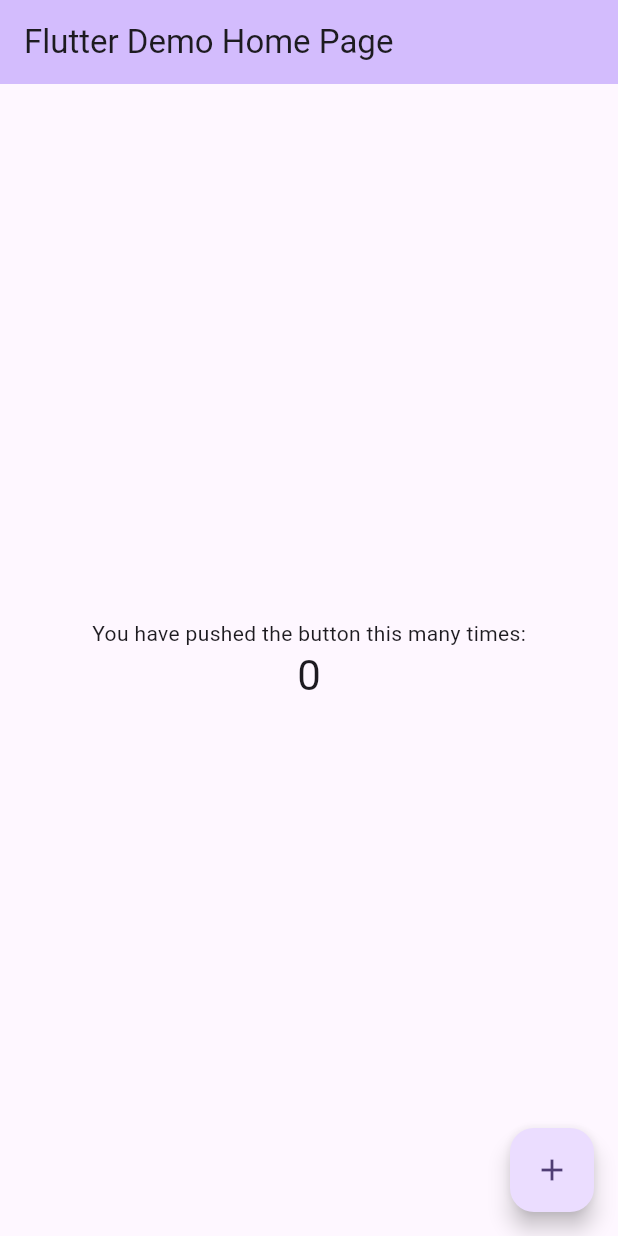
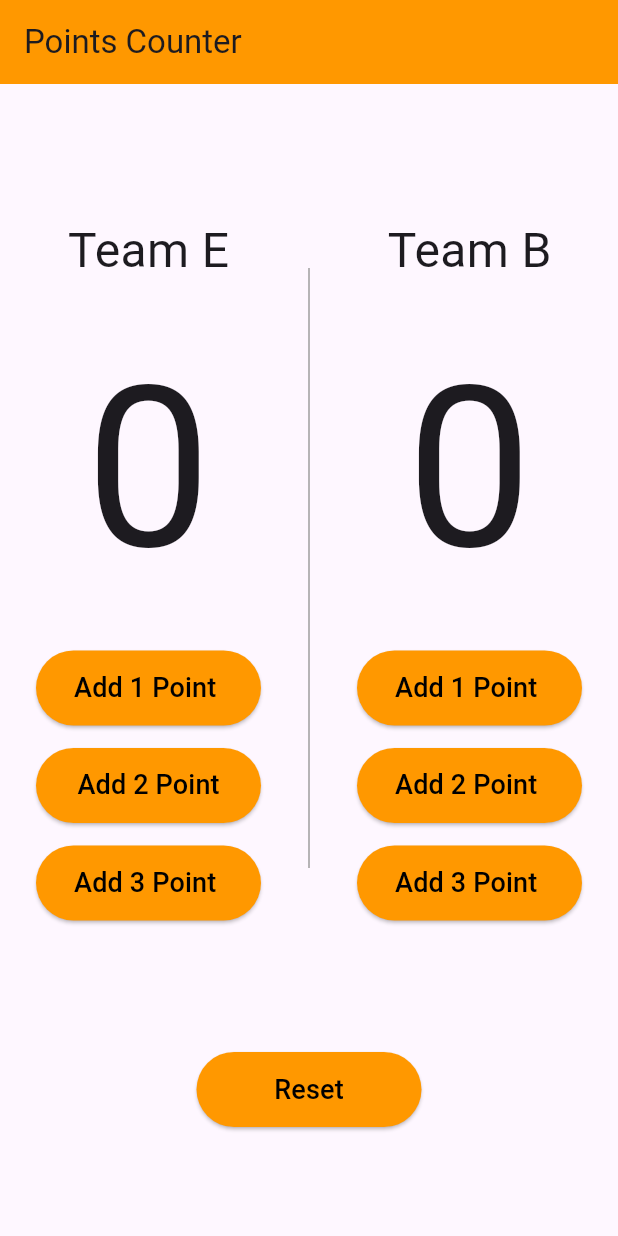
Before and after one commit to mohamedmahmoud95/basketball_counter_app_using_flutter, a Flutter app: the screen it shows after launch, on a phone screen of 412 x 824 dp. Run offline on Flutter 3.47's test engine with Material 3 defaults, Android fonts, the phone set to English and light mode, and no system bars.

Commit message:
added basic app UI component/ main screen

```diff
--- /dev/null
+++ b/lib/counter_screen.dart
@@ -0,0 +1,216 @@
+import 'package:flutter/material.dart';
+
+class PointsCounter extends StatefulWidget {
+  @override
+  State<PointsCounter> createState() => _PointsCounterState();
+}
+
+class _PointsCounterState extends State<PointsCounter> {
+  int teamAPoints = 0;
+
+  int teamBPoints = 0;
+
+  void addOnePoint() {
+    print('add one point');
+  }
+
+  @override
+  Widget build(BuildContext context) {
+    return MaterialApp(
+      debugShowCheckedModeBanner: false,
+      home: Scaffold(
+        appBar: AppBar(
+          backgroundColor: Colors.orange,
+          title: const Text('Points Counter'),
+        ),
+        body: Column(
+          mainAxisAlignment: MainAxisAlignment.spaceEvenly,
+          children: [
+            Row(
+              mainAxisAlignment: MainAxisAlignment.spaceEvenly,
+              children: [
+                Container(
+                  height: 500,
+                  child: Column(
+                    mainAxisAlignment: MainAxisAlignment.spaceEvenly,
+                    children: [
+                      const Text(
+                        'Team E',
+                        style: TextStyle(
+                          fontSize: 32,
+                        ),
+                      ),
+                      Text(
+                        '$teamAPoints',
+                        style: const TextStyle(
+                          fontSize: 150,
+                        ),
+                      ),
+                      ElevatedButton(
+                        style: ElevatedButton.styleFrom(
+                          padding: const EdgeInsets.all(8), backgroundColor: Colors.orange,
+                          minimumSize: const Size(150, 50),
+                        ),
+                        onPressed: () {
+                          setState(() {
+                            teamAPoints++;
+                          });
+                          print(teamAPoints);
+                        },
+                        child: const Text(
+                          'Add 1 Point ',
+                          style: TextStyle(
+                            fontSize: 18,
+                            color: Colors.black,
+                          ),
+                        ),
+                      ),
+                      ElevatedButton(
+                        style: ElevatedButton.styleFrom(
+                          backgroundColor: Colors.orange,
+                          minimumSize: const Size(150, 50),
+                        ),
+                        onPressed: () {
+                          setState(() {
+                            teamAPoints += 2;
+                          });
+                        },
+                        child: const Text(
+                          'Add 2 Point',
+                          style: TextStyle(
+                            fontSize: 18,
+                            color: Colors.black,
+                          ),
+                        ),
+                      ),
+                      ElevatedButton(
+                        style: ElevatedButton.styleFrom(
+                          backgroundColor: Colors.orange,
+                          minimumSize: const Size(150, 50),
+                        ),
+                        onPressed: () {
+                          setState(() {
+                            teamAPoints += 3;
+                          });
+                        },
+                        child: const Text(
+                          'Add 3 Point ',
+                          style: TextStyle(
+                            fontSize: 18,
+                            color: Colors.black,
+                          ),
+                        ),
+                      ),
+                    ],
+                  ),
+                ),
+                Container(
+                  height: 500,
+                  child: const VerticalDivider(
+                    indent: 50,
+                    endIndent: 50,
+                    color: Colors.grey,
+                    thickness: 1,
+                  ),
+                ),
+                Container(
+                  height: 500,
+                  child: Column(
+                    mainAxisAlignment: MainAxisAlignment.spaceEvenly,
+                    children: [
+                      const Text(
+                        'Team B',
+                        style: TextStyle(
+                          fontSize: 32,
+                        ),
+                      ),
+                      Text(
+                        '$teamBPoints',
+                        style: const TextStyle(
+                          fontSize: 150,
+                        ),
+                      ),
+                      ElevatedButton(
+                        style: ElevatedButton.styleFrom(
+                          padding: const EdgeInsets.all(8),
+                          backgroundColor: Colors.orange,
+                          minimumSize: const Size(150, 50),
+                        ),
+                        onPressed: () {
+                          setState(() {});
+                          teamBPoints++;
+                        },
+                        child: const Text(
+                          'Add 1 Point ',
+                          style: TextStyle(
+                            fontSize: 18,
+                            color: Colors.black,
+                          ),
+                        ),
+                      ),
+                      ElevatedButton(
+                        style: ElevatedButton.styleFrom(
+                          backgroundColor: Colors.orange,
+                          minimumSize: const Size(150, 50),
+                        ),
+                        onPressed: () {
+                          setState(() {});
+                          teamBPoints += 2;
+                        },
+                        child: const Text(
+                          'Add 2 Point ',
+                          style: TextStyle(
+                            fontSize: 18,
+                            color: Colors.black,
+                          ),
+                        ),
+                      ),
+                      ElevatedButton(
+                        style: ElevatedButton.styleFrom(
+                          backgroundColor: Colors.orange,
+                          minimumSize: const Size(150, 50),
+                        ),
+                        onPressed: () {
+                          setState(() {
+                            teamBPoints += 3;
+                          });
+                        },
+                        child: const Text(
+                          'Add 3 Point ',
+                          style: TextStyle(
+                            fontSize: 18,
+                            color: Colors.black,
+                          ),
+                        ),
+                      ),
+                    ],
+                  ),
+                ),
+              ],
+            ),
+            ElevatedButton(
+              style: ElevatedButton.styleFrom(
+                padding: const EdgeInsets.all(8),
+                backgroundColor: Colors.orange,
+                minimumSize: const Size(150, 50),
+              ),
+              onPressed: () {
+                setState(() {
+                  teamAPoints = 0;
+                  teamBPoints = 0;
+                });
+              },
+              child: const Text(
+                'Reset',
+                style: TextStyle(
+                  fontSize: 18,
+                  color: Colors.black,
+                ),
+              ),
+            ),
+          ],
+        ),
+      ),
+    );
+  }
+}
--- a/lib/main.dart
+++ b/lib/main.dart
@@ -1,125 +1,22 @@
+import 'package:basketball_counter_app/counter_screen.dart';
 import 'package:flutter/material.dart';
 
-void main() {
-  runApp(const MyApp());
+void main(){
+  runApp(const BasketballApp());
 }
 
-class MyApp extends StatelessWidget {
-  const MyApp({super.key});
+class BasketballApp extends StatefulWidget {
+  const BasketballApp({super.key});
 
-  // This widget is the root of your application.
+  @override
+  State<BasketballApp> createState() => _BasketballAppState();
+}
+
+class _BasketballAppState extends State<BasketballApp> {
   @override
   Widget build(BuildContext context) {
     return MaterialApp(
-      title: 'Flutter Demo',
-      theme: ThemeData(
-        // This is the theme of your application.
-        //
-        // TRY THIS: Try running your application with "flutter run". You'll see
-        // the application has a purple toolbar. Then, without quitting the app,
-        // try changing the seedColor in the colorScheme below to Colors.green
-        // and then invoke "hot reload" (save your changes or press the "hot
-        // reload" button in a Flutter-supported IDE, or press "r" if you used
-        // the command line to start the app).
-        //
-        // Notice that the counter didn't reset back to zero; the application
-        // state is not lost during the reload. To reset the state, use hot
-        // restart instead.
-        //
-        // This works for code too, not just values: Most code changes can be
-        // tested with just a hot reload.
-        colorScheme: ColorScheme.fromSeed(seedColor: Colors.deepPurple),
-        useMaterial3: true,
-      ),
-      home: const MyHomePage(title: 'Flutter Demo Home Page'),
+      home: PointsCounter(),
     );
   }
 }
-
-class MyHomePage extends StatefulWidget {
-  const MyHomePage({super.key, required this.title});
-
-  // This widget is the home page of your application. It is stateful, meaning
-  // that it has a State object (defined below) that contains fields that affect
-  // how it looks.
-
-  // This class is the configuration for the state. It holds the values (in this
-  // case the title) provided by the parent (in this case the App widget) and
-  // used by the build method of the State. Fields in a Widget subclass are
-  // always marked "final".
-
-  final String title;
-
-  @override
-  State<MyHomePage> createState() => _MyHomePageState();
-}
-
-class _MyHomePageState extends State<MyHomePage> {
-  int _counter = 0;
-
-  void _incrementCounter() {
-    setState(() {
-      // This call to setState tells the Flutter framework that something has
-      // changed in this State, which causes it to rerun the build method below
-      // so that the display can reflect the updated values. If we changed
-      // _counter without calling setState(), then the build method would not be
-      // called again, and so nothing would appear to happen.
-      _counter++;
-    });
-  }
-
-  @override
-  Widget build(BuildContext context) {
-    // This method is rerun every time setState is called, for instance as done
-    // by the _incrementCounter method above.
-    //
-    // The Flutter framework has been optimized to make rerunning build methods
-    // fast, so that you can just rebuild anything that needs updating rather
-    // than having to individually change instances of widgets.
-    return Scaffold(
-      appBar: AppBar(
-        // TRY THIS: Try changing the color here to a specific color (to
-        // Colors.amber, perhaps?) and trigger a hot reload to see the AppBar
-        // change color while the other colors stay the same.
-        backgroundColor: Theme.of(context).colorScheme.inversePrimary,
-        // Here we take the value from the MyHomePage object that was created by
-        // the App.build method, and use it to set our appbar title.
-        title: Text(widget.title),
-      ),
-      body: Center(
-        // Center is a layout widget. It takes a single child and positions it
-        // in the middle of the parent.
-        child: Column(
-          // Column is also a layout widget. It takes a list of children and
-          // arranges them vertically. By default, it sizes itself to fit its
-          // children horizontally, and tries to be as tall as its parent.
-          //
-          // Column has various properties to control how it sizes itself and
-          // how it positions its children. Here we use mainAxisAlignment to
-          // center the children vertically; the main axis here is the vertical
-          // axis because Columns are vertical (the cross axis would be
-          // horizontal).
-          //
-          // TRY THIS: Invoke "debug painting" (choose the "Toggle Debug Paint"
-          // action in the IDE, or press "p" in the console), to see the
-          // wireframe for each widget.
-          mainAxisAlignment: MainAxisAlignment.center,
-          children: <Widget>[
-            const Text(
-              'You have pushed the button this many times:',
-            ),
-            Text(
-              '$_counter',
-              style: Theme.of(context).textTheme.headlineMedium,
-            ),
-          ],
-        ),
-      ),
-      floatingActionButton: FloatingActionButton(
-        onPressed: _incrementCounter,
-        tooltip: 'Increment',
-        child: const Icon(Icons.add),
-      ), // This trailing comma makes auto-formatting nicer for build methods.
-    );
-  }
-}
```
Also changed, not shown: 1 other file.
